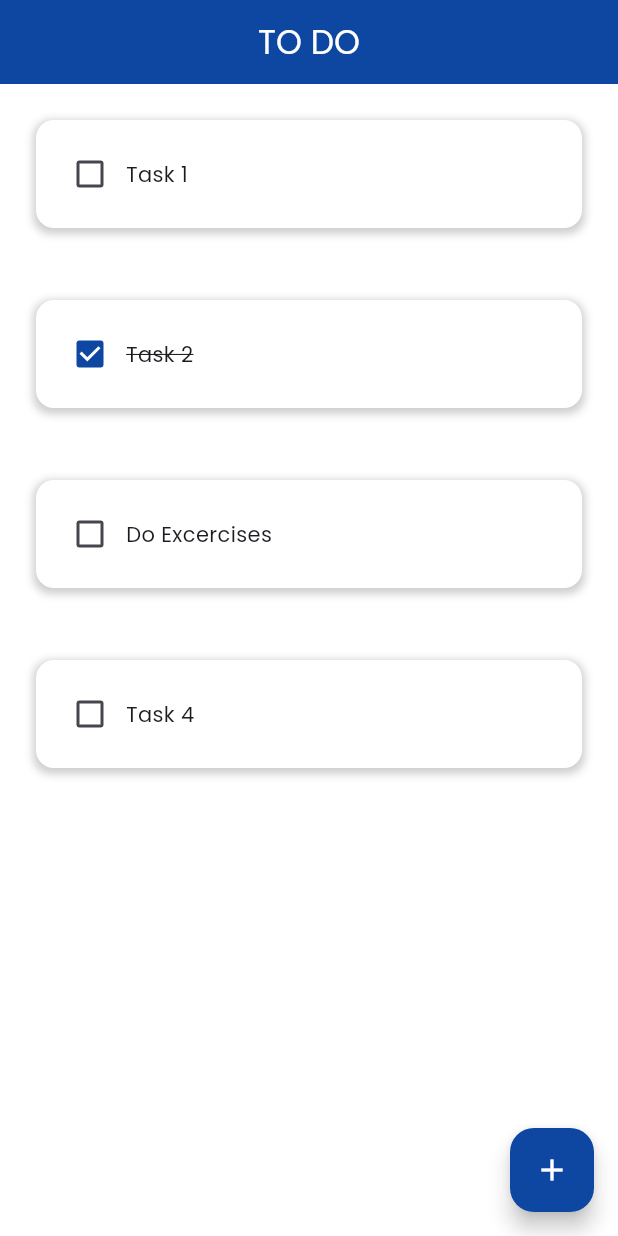
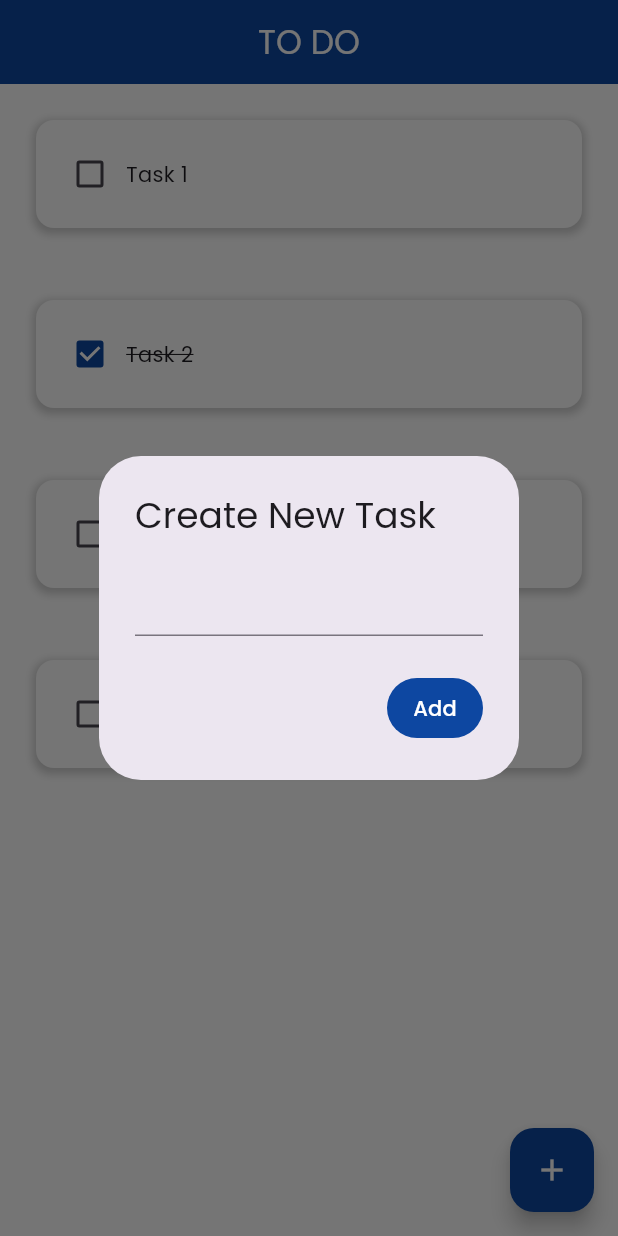
Before and after one commit to Thareendra2000/flutter_todo_app, a Flutter app: the screen it shows after launch, after a tap on the "add" icon, on a phone screen of 412 x 824 dp. Run offline on Flutter 3.47's test engine with Material 3 defaults, Android fonts, the phone set to English and light mode, and no system bars.

Commit message:
Create dialog box done

```diff
--- /dev/null
+++ b/lib/pages/dialog_box.dart
@@ -0,0 +1,39 @@
+import 'package:flutter/material.dart';
+
+class DialogBox extends StatefulWidget {
+  final Function(String) onAdd;
+
+  const DialogBox({Key? key, required this.onAdd}) : super(key: key);
+
+  @override
+  _DialogBoxState createState() => _DialogBoxState();
+}
+
+class _DialogBoxState extends State<DialogBox> {
+  String newTaskName = '';
+
+  @override
+  Widget build(BuildContext context) {
+    return AlertDialog(
+      title: const Text('Create New Task'),
+      content: TextField(
+        onChanged: (value) {
+          newTaskName = value;
+        },
+      ),
+      actions: [
+        TextButton(
+          style: TextButton.styleFrom(
+            primary: Colors.white,
+            backgroundColor: Colors.blue[900],
+          ),
+          onPressed: () {
+            widget.onAdd(newTaskName);
+            Navigator.of(context).pop();
+          },
+          child: const Text('Add'),
+        ),
+      ],
+    );
+  }
+}
--- a/lib/pages/home.dart
+++ b/lib/pages/home.dart
@@ -1,28 +1,35 @@
 import 'package:flutter/material.dart';
 import 'package:todo_app/pages/todo_tile.dart';
+import 'package:todo_app/pages/dialog_box.dart'; // Import the new file
 
 class HomePage extends StatefulWidget {
   const HomePage({super.key});
 
   @override
   State<HomePage> createState() => _HomePageState();
+}
 
-}
 class _HomePageState extends State<HomePage> {
   // list of todos
   List toDoList = [
     ['Task 1', false],
     ['Task 2', true],
-    ['Do Excercises', false],
+    ['Do Exercises', false],
     ['Task 4', false],
   ];
 
-  //checkbox was tapped
-  void checkBoxChanged(bool? value, int index){
+  // checkbox was tapped
+  void checkBoxChanged(bool? value, int index) {
     setState(() {
       toDoList[index][1] = !toDoList[index][1];
     });
+  }
 
+  // create new task
+  void createNewTask(String newTaskName) {
+    setState(() {
+      toDoList.add([newTaskName, false]);
+    });
   }
 
   @override
@@ -38,21 +45,28 @@ class _HomePageState extends State<HomePage> {
         backgroundColor: Colors.blue[900],
       ),
       floatingActionButton: FloatingActionButton(
-        onPressed: () {},
-        child: Icon(Icons.add, color: Colors.white,),
+        onPressed: () {
+          showDialog(
+            context: context,
+            builder: (BuildContext context) {
+              return DialogBox(
+                onAdd: createNewTask,
+              );
+            },
+          );
+        },
+        child: Icon(Icons.add, color: Colors.white),
         backgroundColor: Colors.blue[900],
       ),
       body: ListView.builder(
         itemCount: toDoList.length,
         itemBuilder: (context, index) {
           return ToDoTile(
-            taskName: toDoList[index][0],
-            taskCompleted: toDoList[index][1],
-            onChanged: (value) => checkBoxChanged(value, index)
-          );
+              taskName: toDoList[index][0],
+              taskCompleted: toDoList[index][1],
+              onChanged: (value) => checkBoxChanged(value, index));
         },
-
-      )
+      ),
     );
   }
 }
```
